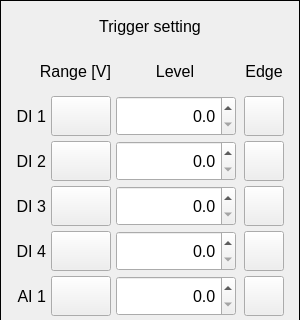
coucou1121/Datalogger, file settingTriggerSetting.ui: the form before one commit; both pictures show x 0 to 300 and y 0 to 320 of the 300 by 460 pixel window.
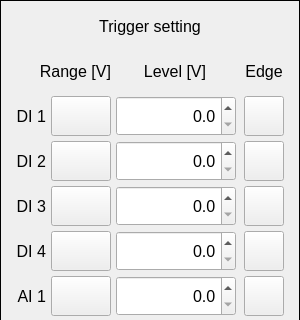
The form after the commit.

Diff of the .ui file:
```diff
--- a/settingTriggerSetting.ui
+++ b/settingTriggerSetting.ui
@@ -688,7 +688,7 @@
       </size>
      </property>
      <property name="text">
-      <string>Level</string>
+      <string>Level [V]</string>
      </property>
      <property name="alignment">
       <set>Qt::AlignCenter</set>
```
